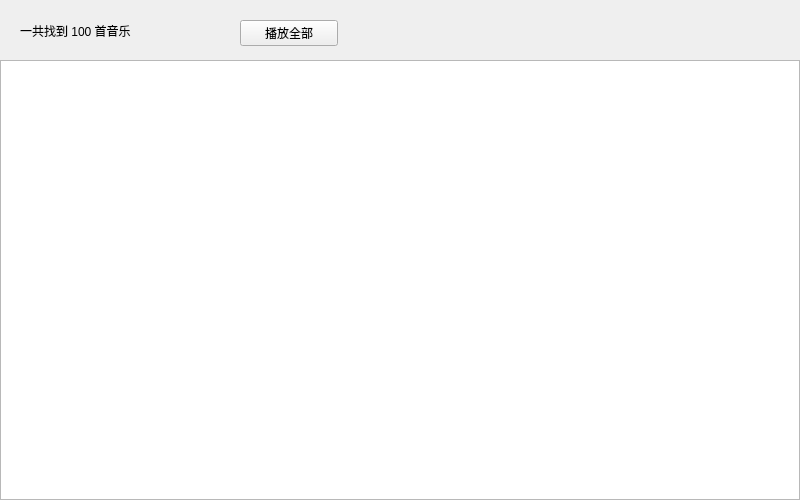
havefunli/MiniMusicPlayer, file searchresult.ui: the form before one commit.
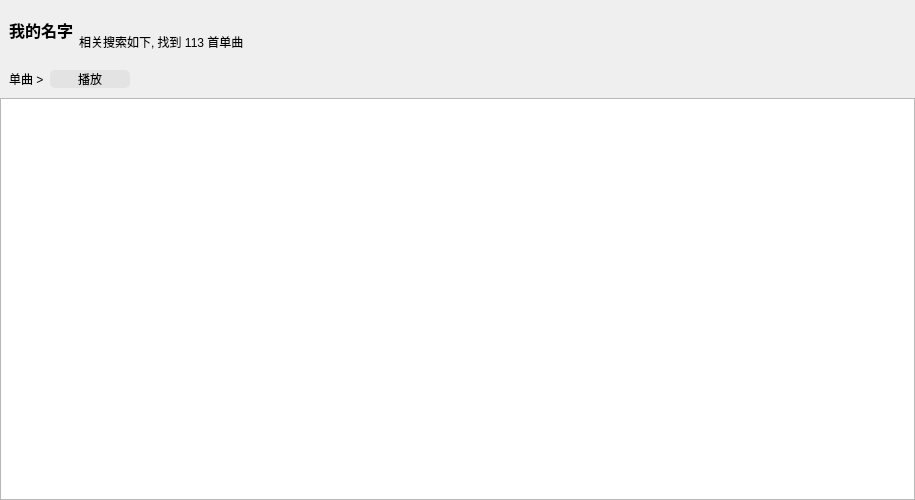
The form after the commit.

Patch:
```diff
--- a/searchresult.ui
+++ b/searchresult.ui
@@ -6,7 +6,7 @@
    <rect>
     <x>0</x>
     <y>0</y>
-    <width>800</width>
+    <width>915</width>
     <height>500</height>
    </rect>
   </property>
@@ -37,32 +37,107 @@
        <height>60</height>
       </size>
      </property>
-     <widget class="QLabel" name="label">
-      <property name="geometry">
-       <rect>
-        <x>20</x>
-        <y>20</y>
-        <width>191</width>
-        <height>21</height>
-       </rect>
-      </property>
-      <property name="text">
-       <string>一共找到 100 首音乐</string>
-      </property>
-     </widget>
-     <widget class="QPushButton" name="pushButton">
-      <property name="geometry">
-       <rect>
-        <x>240</x>
-        <y>20</y>
-        <width>98</width>
-        <height>26</height>
-       </rect>
-      </property>
-      <property name="text">
-       <string>播放全部</string>
-      </property>
-     </widget>
+     <layout class="QHBoxLayout" name="horizontalLayout_2">
+      <item>
+       <widget class="QLabel" name="keywords">
+        <property name="font">
+         <font>
+          <pointsize>12</pointsize>
+          <weight>75</weight>
+          <bold>true</bold>
+         </font>
+        </property>
+        <property name="text">
+         <string>我的名字</string>
+        </property>
+        <property name="alignment">
+         <set>Qt::AlignLeading|Qt::AlignLeft|Qt::AlignVCenter</set>
+        </property>
+       </widget>
+      </item>
+      <item>
+       <widget class="QLabel" name="hint">
+        <property name="text">
+         <string>相关搜索如下, 找到 113 首单曲</string>
+        </property>
+        <property name="alignment">
+         <set>Qt::AlignBottom|Qt::AlignLeading|Qt::AlignLeft</set>
+        </property>
+       </widget>
+      </item>
+      <item>
+       <spacer name="horizontalSpacer">
+        <property name="orientation">
+         <enum>Qt::Horizontal</enum>
+        </property>
+        <property name="sizeHint" stdset="0">
+         <size>
+          <width>521</width>
+          <height>20</height>
+         </size>
+        </property>
+       </spacer>
+      </item>
+     </layout>
+    </widget>
+   </item>
+   <item>
+    <widget class="QWidget" name="widget" native="true">
+     <property name="minimumSize">
+      <size>
+       <width>0</width>
+       <height>30</height>
+      </size>
+     </property>
+     <layout class="QHBoxLayout" name="horizontalLayout">
+      <item>
+       <widget class="QLabel" name="text">
+        <property name="text">
+         <string>单曲 &gt;</string>
+        </property>
+       </widget>
+      </item>
+      <item>
+       <widget class="QPushButton" name="play">
+        <property name="minimumSize">
+         <size>
+          <width>80</width>
+          <height>0</height>
+         </size>
+        </property>
+        <property name="styleSheet">
+         <string notr="true">#play
+{
+	background-color: #e3e3e3;
+	border-radius: 5px;
+}
+
+
+
+#play:hover
+{
+	background-color: #1ecd97;
+}</string>
+        </property>
+        <property name="text">
+         <string>播放</string>
+        </property>
+       </widget>
+      </item>
+      <item>
+       <spacer name="horizontalSpacer_2">
+        <property name="orientation">
+         <enum>Qt::Horizontal</enum>
+        </property>
+        <property name="sizeHint" stdset="0">
+         <size>
+          <width>748</width>
+          <height>20</height>
+         </size>
+        </property>
+       </spacer>
+      </item>
+     </layout>
     </widget>
    </item>
    <item>
```
